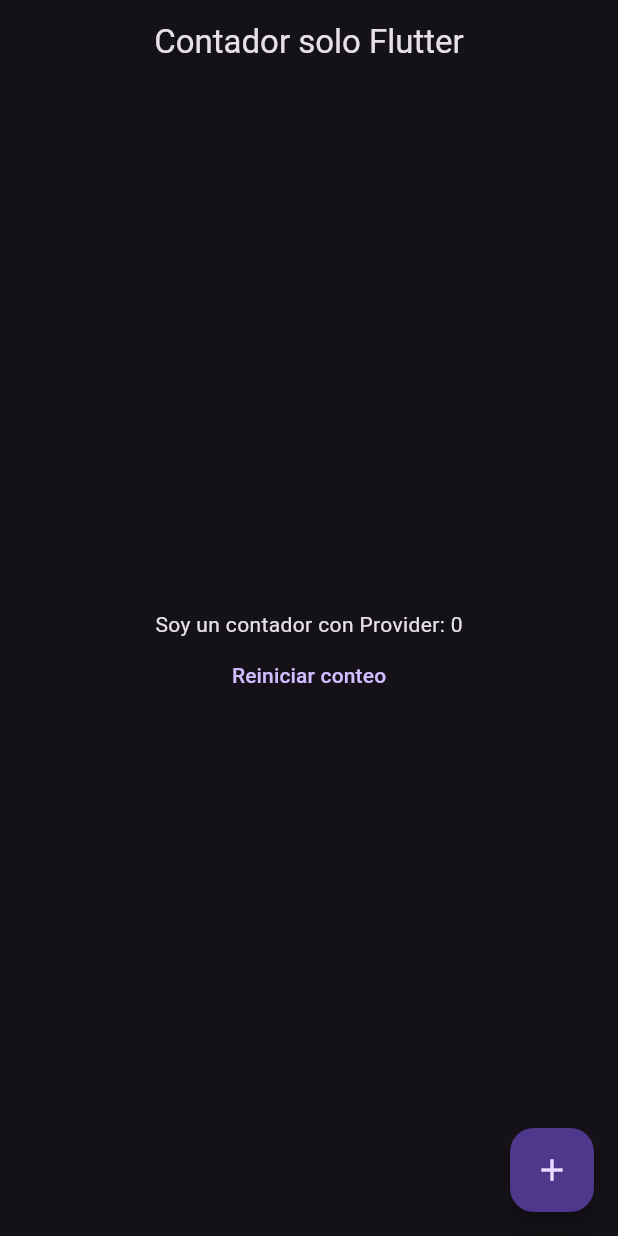
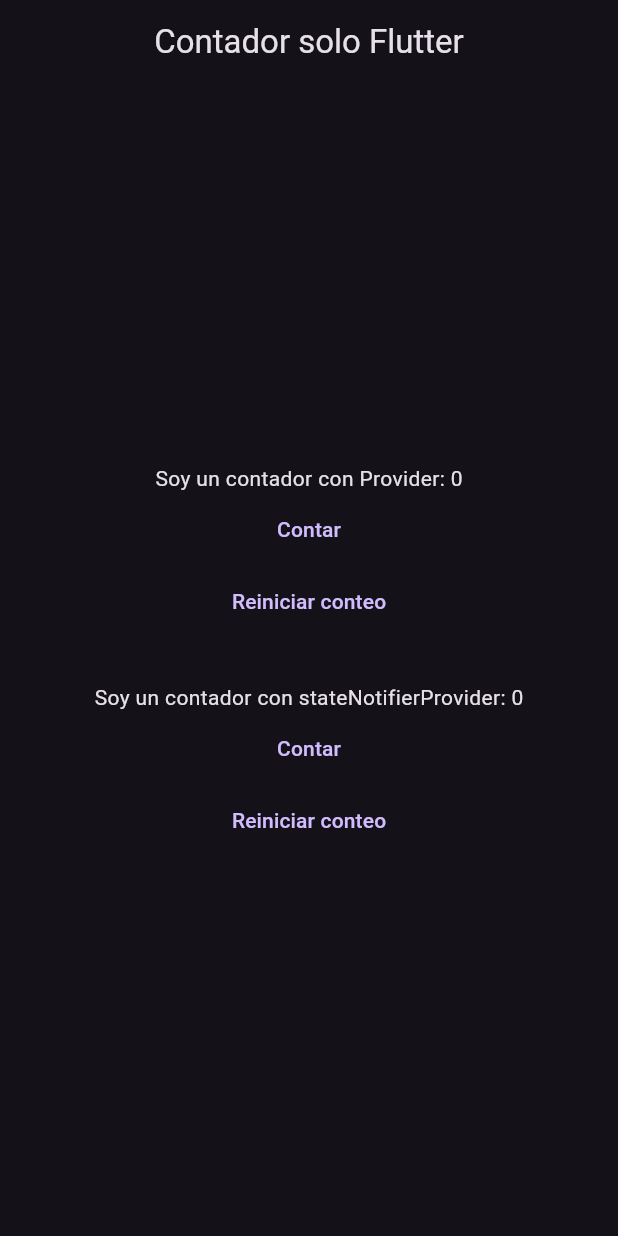
Before and after one commit to aoctaviopb/contador, a Flutter app: the screen it shows after launch, on a phone screen of 412 x 824 dp. Run offline on Flutter 3.47's test engine with Material 2 defaults, Android fonts, the phone set to English and light mode, and no system bars; our stand-ins replace flutter_riverpod.

Commit message:
Contador con el provider básico y con stateNotifierProvider

```diff
--- a/contador/lib/main.dart
+++ b/contador/lib/main.dart
@@ -3,21 +3,19 @@
 import 'package:contador/screens/contador.dart';
 import 'package:contador/utils/func_contador.dart';
 import 'package:flutter/material.dart';
-import 'package:provider/provider.dart';
-import 'package:riverpod/riverpod.dart';
+import 'package:flutter_riverpod/flutter_riverpod.dart';
 
 void main() {
-  runApp(ChangeNotifierProvider(
-    create: (context) => FuncContadorNotifier(),
-    child: const MyApp(),
-  ));
+  runApp(
+    const ProviderScope(child: MyApp()),
+  );
 }
 
-class MyApp extends StatelessWidget {
+class MyApp extends ConsumerWidget {
   const MyApp({super.key});
 
   @override
-  Widget build(BuildContext context) {
+  Widget build(BuildContext context, WidgetRef ref) {
     return MaterialApp(
       theme: ThemeData.dark(useMaterial3: true)
           .copyWith(primaryColor: Colors.amber),
--- a/contador/lib/screens/contador.dart
+++ b/contador/lib/screens/contador.dart
@@ -1,19 +1,23 @@
 import 'package:contador/utils/func_contador.dart';
 import 'package:flutter/material.dart';
+import 'package:flutter_riverpod/flutter_riverpod.dart';
 import 'package:provider/provider.dart';
 
-class Contador extends StatelessWidget {
+class Contador extends ConsumerStatefulWidget {
   const Contador({super.key});
 
   @override
+  ConsumerState<ConsumerStatefulWidget> createState() => _ContadorState();
+}
+
+class _ContadorState extends ConsumerState<Contador> {
+
+  @override
   Widget build(BuildContext context) {
+    final contadorProv = ref.watch(contadorProvider);
+    final contadorStateNotProv = ref.watch(funContNotProvider);
+
     return Scaffold(
-      floatingActionButton: FloatingActionButton(
-        onPressed: () {
-          context.read<FuncContadorNotifier>().counter();
-        },
-        child: const Icon(Icons.add),
-      ),
       appBar: AppBar(
         title: const Text('Contador solo Flutter'),
         centerTitle: true,
@@ -22,15 +26,36 @@ class Contador extends StatelessWidget {
         child: Column(
           mainAxisAlignment: MainAxisAlignment.center,
           children: [
-            Consumer<FuncContadorNotifier>(
-              builder: (context, ref, child) {
-                return Text('Soy un contador con Provider: ${ref.cont}');
+            Text('Soy un contador con Provider: ${contadorProv}'),
+            TextButton(
+              onPressed: () {
+                ref
+                    .read(contadorProvider.notifier)
+                    .update((state) => state + 1);
               },
+              child: const Text('Contar'),
             ),
             TextButton(
               onPressed: () {
-                Provider.of<FuncContadorNotifier>(context, listen: false)
-                    .reset();
+                ref
+                    .read(contadorProvider.notifier)
+                    .update((state) => state = 0);
+              },
+              child: const Text('Reiniciar conteo'),
+            ),
+            const SizedBox(
+              height: 30,
+            ),
+            Text('Soy un contador con stateNotifierProvider: ${contadorStateNotProv}'),
+            TextButton(
+              onPressed: () {
+                ref.read(funContNotProvider.notifier).counter();
+              },
+              child: const Text('Contar'),
+            ),
+            TextButton(
+              onPressed: () {
+                ref.read(funContNotProvider.notifier).reset();
               },
               child: const Text('Reiniciar conteo'),
             ),
--- a/contador/lib/utils/func_contador.dart
+++ b/contador/lib/utils/func_contador.dart
@@ -1,15 +1,24 @@
 import 'package:flutter/material.dart';
+import 'package:flutter_riverpod/flutter_riverpod.dart';
 
-class FuncContadorNotifier extends ChangeNotifier {
-  int cont = 0;
+final contadorProvider = StateProvider((ref) {
+  return 0;
+});
+
+final funContNotProvider =
+    StateNotifierProvider<FuncContadorNotifier, int>((ref) {
+  return FuncContadorNotifier();
+});
+
+class FuncContadorNotifier extends StateNotifier<int> {
+  FuncContadorNotifier() : super(0);
 
   void counter() {
-    cont = cont + 1;
-    notifyListeners();
+    state = state + 1;
   }
 
   void reset() {
-    cont = 0;
-    notifyListeners();
+    state = 0;
   }
+
 }
--- a/contador/pubspec.yaml
+++ b/contador/pubspec.yaml
@@ -36,7 +36,7 @@ dependencies:
   # Use with the CupertinoIcons class for iOS style icons.
   cupertino_icons: ^1.0.2
   provider: ^6.0.5
-  riverpod: ^2.3.2
+  flutter_riverpod: ^2.3.3
 
 dev_dependencies:
   flutter_test:
```
Also changed, not shown: contador/pubspec.lock.
